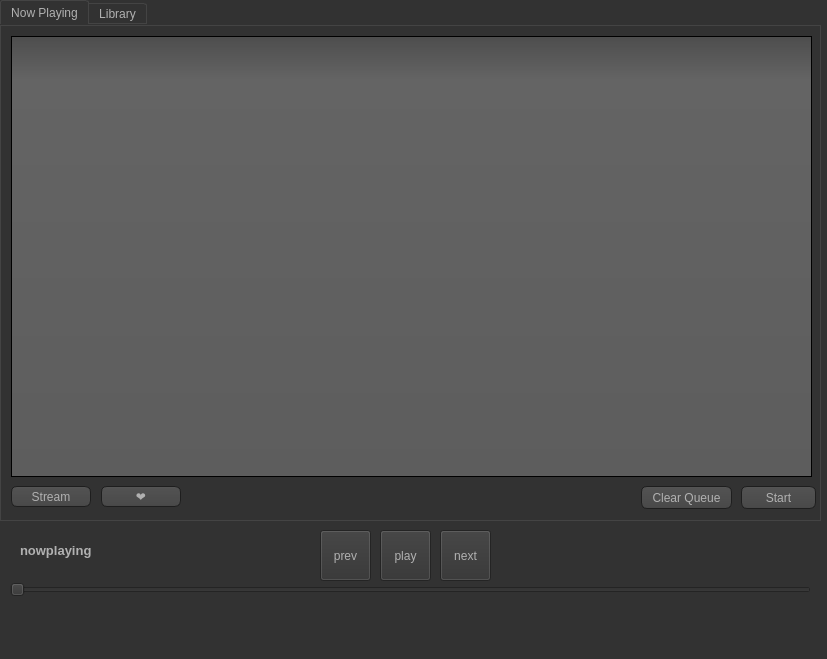
Qt form ui1.ui (nightfire8199/project-hermes) before a commit.
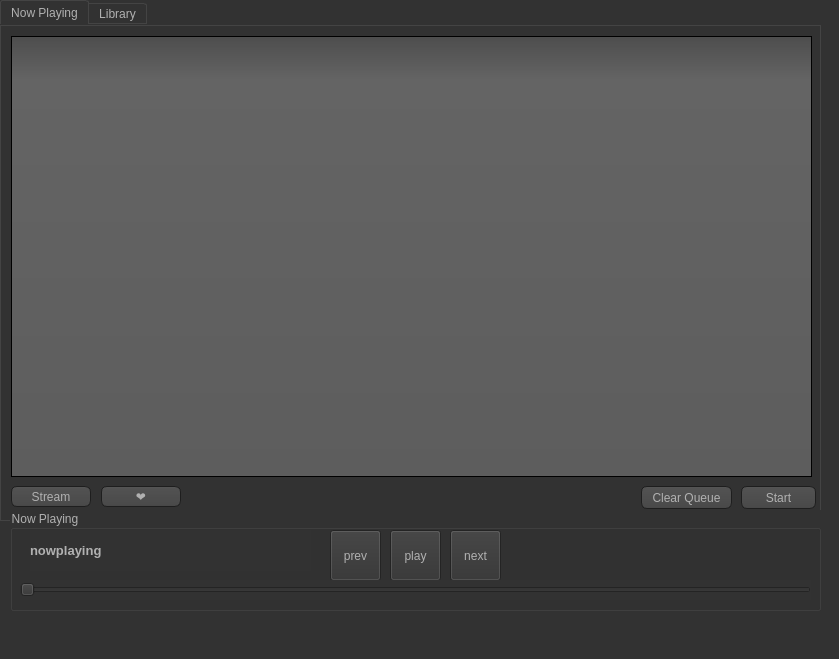
The same form after that commit. Icons and pictures are not drawn.

```diff
--- a/ui1.ui
+++ b/ui1.ui
@@ -6,7 +6,7 @@
    <rect>
     <x>0</x>
     <y>0</y>
-    <width>827</width>
+    <width>839</width>
     <height>659</height>
    </rect>
   </property>
@@ -475,22 +475,6 @@
 }</string>
   </property>
   <widget class="QWidget" name="centralwidget">
-   <widget class="QSlider" name="trackSlider">
-    <property name="geometry">
-     <rect>
-      <x>10</x>
-      <y>580</y>
-      <width>801</width>
-      <height>20</height>
-     </rect>
-    </property>
-    <property name="maximum">
-     <number>100000</number>
-    </property>
-    <property name="orientation">
-     <enum>Qt::Horizontal</enum>
-    </property>
-   </widget>
    <widget class="QTabWidget" name="tabWidget">
     <property name="geometry">
      <rect>
@@ -699,11 +683,23 @@
      </widget>
     </widget>
    </widget>
+   <widget class="QGroupBox" name="groupBox">
+    <property name="geometry">
+     <rect>
+      <x>10</x>
+      <y>510</y>
+      <width>811</width>
+      <height>101</height>
+     </rect>
+    </property>
+    <property name="title">
+     <string>Now Playing</string>
+    </property>
    <widget class="QToolButton" name="playpauseButton">
     <property name="geometry">
      <rect>
       <x>380</x>
-      <y>530</y>
+       <y>20</y>
       <width>51</width>
       <height>51</height>
      </rect>
@@ -712,24 +708,11 @@
      <string>play</string>
     </property>
    </widget>
-   <widget class="QToolButton" name="nextButton">
-    <property name="geometry">
-     <rect>
-      <x>440</x>
-      <y>530</y>
-      <width>51</width>
-      <height>51</height>
-     </rect>
-    </property>
-    <property name="text">
-     <string>next</string>
-    </property>
-   </widget>
    <widget class="QToolButton" name="prevButton">
     <property name="geometry">
      <rect>
       <x>320</x>
-      <y>530</y>
+       <y>20</y>
       <width>51</width>
       <height>51</height>
      </rect>
@@ -738,11 +721,24 @@
      <string>prev</string>
     </property>
    </widget>
+    <widget class="QToolButton" name="nextButton">
+     <property name="geometry">
+      <rect>
+       <x>440</x>
+       <y>20</y>
+       <width>51</width>
+       <height>51</height>
+      </rect>
+     </property>
+     <property name="text">
+      <string>next</string>
+     </property>
+    </widget>
    <widget class="QLabel" name="playingLabel">
     <property name="geometry">
      <rect>
       <x>20</x>
-      <y>530</y>
+       <y>20</y>
       <width>281</width>
       <height>41</height>
      </rect>
@@ -758,6 +754,23 @@
      <string>nowplaying</string>
     </property>
    </widget>
+    <widget class="QSlider" name="trackSlider">
+     <property name="geometry">
+      <rect>
+       <x>10</x>
+       <y>70</y>
+       <width>791</width>
+       <height>20</height>
+      </rect>
+     </property>
+     <property name="maximum">
+      <number>100000</number>
+     </property>
+     <property name="orientation">
+      <enum>Qt::Horizontal</enum>
+     </property>
+    </widget>
+   </widget>
   </widget>
   <widget class="QMenuBar" name="menubar">
    <property name="geometry">
```
Left out of the diff: 2 changed lines with no effect on the pictures. Lines whose indentation alone changed are shown as unchanged.
